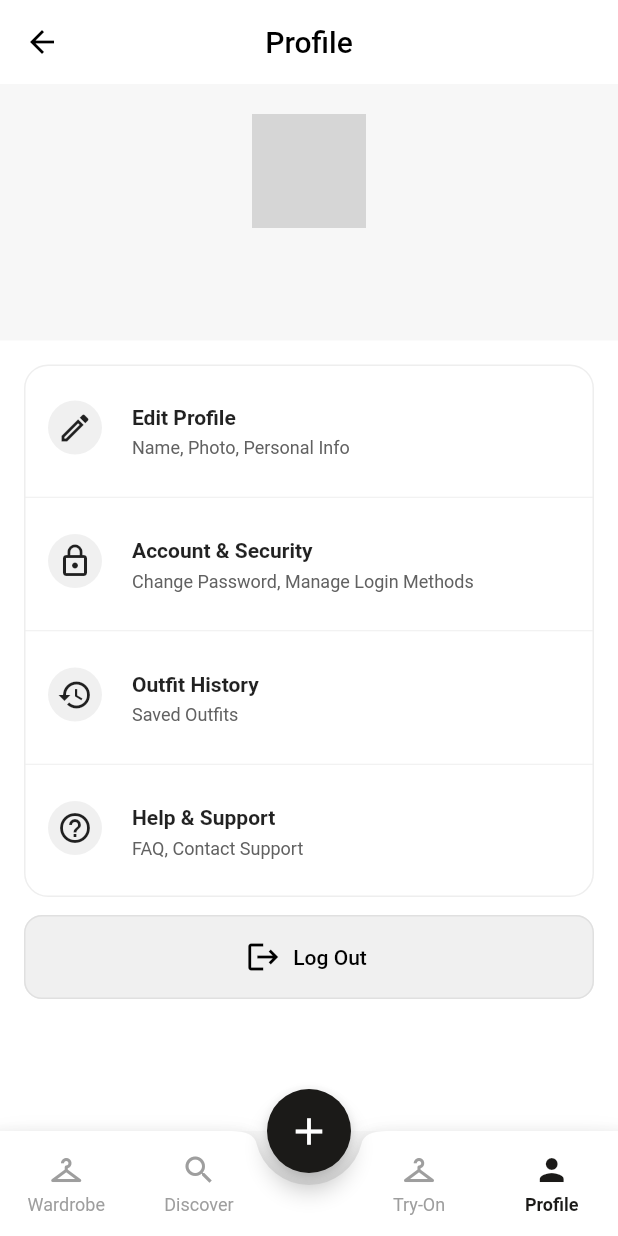
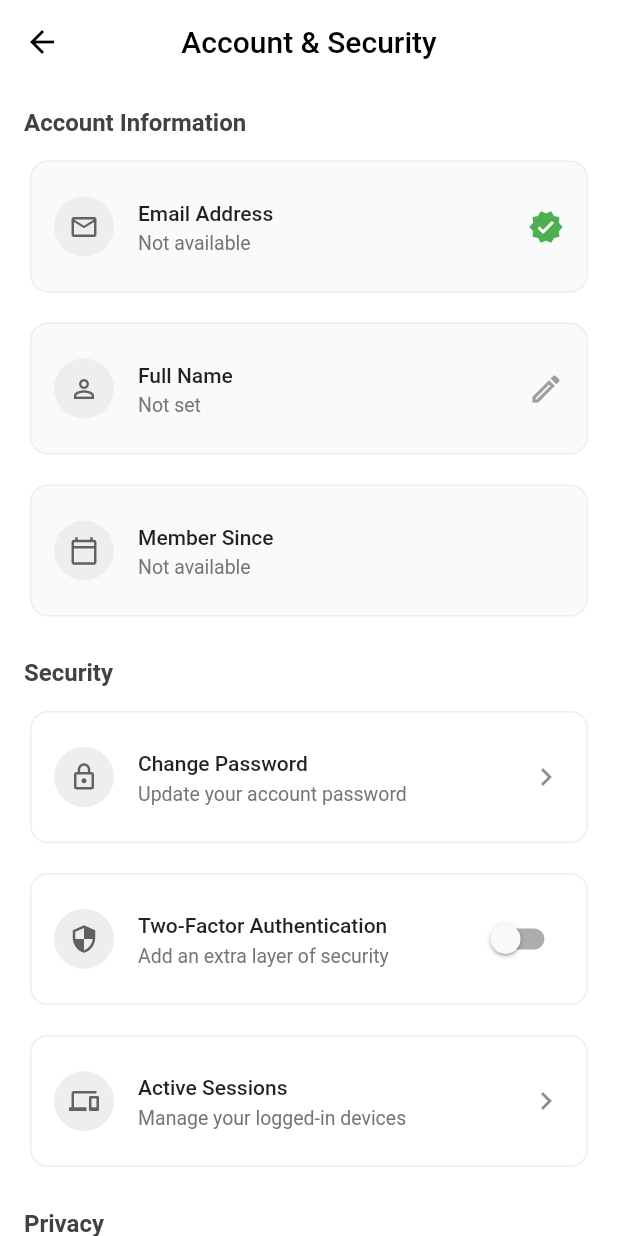
Before and after one commit to Alyan-Hanif/bonique_app, a Flutter app: the HomePage screen opened by its route, item 4 of the bottom bar chosen, after a tap on "Account & Security", on a phone screen of 412 x 824 dp. Run offline on Flutter 3.47's test engine with Material 3 defaults, Android fonts, the phone set to English and light mode, and no system bars; our stand-ins replace flutter_dotenv, flutter_riverpod, google_sign_in, image_picker, supabase_flutter; accounts and stored records are empty; grey boxes are pictures that could not be loaded.

Commit message:
updated env variable,splash page opavity and logo,profile page bug and state management, edit profile and account page logo updated

```diff
--- a/lib/core/config/env_config.dart
+++ b/lib/core/config/env_config.dart
@@ -11,8 +11,11 @@ class EnvConfig {
 
   // Google Services Configuration
   static String get googleProjectId => dotenv.env['GOOGLE_PROJECT_ID'] ?? '';
-  static String get googleProjectNumber => dotenv.env['GOOGLE_PROJECT_NUMBER'] ?? '';
+  static String get googleProjectNumber =>
+      dotenv.env['GOOGLE_PROJECT_NUMBER'] ?? '';
   static String get googleApiKey => dotenv.env['GOOGLE_API_KEY'] ?? '';
+  static String get googleOAuthClientId =>
+      dotenv.env['GOOGLE_OAUTH_CLIENT_ID'] ?? '';
 
   // App Configuration
   static String get appPackageName => dotenv.env['APP_PACKAGE_NAME'] ?? '';
@@ -26,6 +29,7 @@ class EnvConfig {
       googleProjectId,
       googleProjectNumber,
       googleApiKey,
+      googleOAuthClientId,
       appPackageName,
       appName,
     ];
--- a/lib/features/auth/repository/auth_repository.dart
+++ b/lib/features/auth/repository/auth_repository.dart
@@ -1,6 +1,7 @@
 import 'package:supabase_flutter/supabase_flutter.dart';
 import 'package:google_sign_in/google_sign_in.dart';
 import '../../../core/services/supabase_service.dart';
+import '../../../core/config/env_config.dart';
 import '../../../data/repositories/user_repository.dart';
 import '../../../data/models/user_model.dart';
 
@@ -9,9 +10,7 @@ class AuthRepository {
   final UserRepository _userRepository = UserRepository();
   final GoogleSignIn _googleSignIn = GoogleSignIn(
     scopes: ['email', 'profile'],
-    serverClientId:
-        "1051919162406-aubf0h6e99e6dpe9g2or9qh5jqjsvpel.apps.googleusercontent.com",
-    // Remove serverClientId to avoid configuration conflicts
+    serverClientId: EnvConfig.googleOAuthClientId,
   );
 
   // Sign in with email and password
--- /dev/null
+++ b/lib/features/home/view/account_security_page.dart
@@ -0,0 +1,482 @@
+import 'package:flutter/material.dart';
+import 'package:flutter_riverpod/flutter_riverpod.dart';
+import '../../auth/viewmodel/auth_viewmodel.dart';
+import '../../auth/repository/auth_repository.dart';
+
+class AccountSecurityPage extends ConsumerStatefulWidget {
+  const AccountSecurityPage({super.key});
+
+  static const route = '/account-security';
+
+  @override
+  ConsumerState<AccountSecurityPage> createState() =>
+      _AccountSecurityPageState();
+}
+
+class _AccountSecurityPageState extends ConsumerState<AccountSecurityPage> {
+  final _currentPasswordController = TextEditingController();
+  final _newPasswordController = TextEditingController();
+  final _confirmPasswordController = TextEditingController();
+
+  bool _isCurrentPasswordVisible = false;
+  bool _isNewPasswordVisible = false;
+  bool _isConfirmPasswordVisible = false;
+  bool _isChangingPassword = false;
+
+  @override
+  void dispose() {
+    _currentPasswordController.dispose();
+    _newPasswordController.dispose();
+    _confirmPasswordController.dispose();
+    super.dispose();
+  }
+
+  Future<void> _changePassword() async {
+    if (_newPasswordController.text != _confirmPasswordController.text) {
+      _showErrorDialog('Passwords do not match');
+      return;
+    }
+
+    if (_newPasswordController.text.length < 6) {
+      _showErrorDialog('Password must be at least 6 characters long');
+      return;
+    }
+
+    setState(() {
+      _isChangingPassword = true;
+    });
+
+    try {
+      final authRepository = ref.read(authRepositoryProvider);
+
+      // For now, we'll use the reset password functionality
+      // In a real app, you'd want to implement proper password change
+      await authRepository.resetPassword(
+        ref.read(authViewModelProvider.notifier).currentUser?.email ?? '',
+      );
+
+      if (mounted) {
+        _showSuccessDialog(
+          'Password reset email sent. Please check your inbox.',
+        );
+        _clearPasswordFields();
+      }
+    } catch (e) {
+      if (mounted) {
+        _showErrorDialog('Failed to change password: ${e.toString()}');
+      }
+    } finally {
+      if (mounted) {
+        setState(() {
+          _isChangingPassword = false;
+        });
+      }
+    }
+  }
+
+  void _clearPasswordFields() {
+    _currentPasswordController.clear();
+    _newPasswordController.clear();
+    _confirmPasswordController.clear();
+  }
+
+  void _showErrorDialog(String message) {
+    showDialog(
+      context: context,
+      builder: (context) => AlertDialog(
+        title: const Text('Error'),
+        content: Text(message),
+        actions: [
+          TextButton(
+            onPressed: () => Navigator.of(context).pop(),
+            child: const Text('OK'),
+          ),
+        ],
+      ),
+    );
+  }
+
+  void _showSuccessDialog(String message) {
+    showDialog(
+      context: context,
+      builder: (context) => AlertDialog(
+        title: const Text('Success'),
+        content: Text(message),
+        actions: [
+          TextButton(
+            onPressed: () => Navigator.of(context).pop(),
+            child: const Text('OK'),
+          ),
+        ],
+      ),
+    );
+  }
+
+  @override
+  Widget build(BuildContext context) {
+    final authState = ref.watch(authViewModelProvider);
+    final user = authState.isLoggedIn
+        ? ref.read(authViewModelProvider.notifier).currentUser
+        : null;
+
+    return Scaffold(
+      backgroundColor: Colors.white,
+      appBar: AppBar(
+        backgroundColor: Colors.white,
+        foregroundColor: Colors.black,
+        elevation: 0,
+        title: const Text('Account & Security'),
+        centerTitle: true,
+      ),
+      body: SingleChildScrollView(
+        padding: const EdgeInsets.all(16),
+        child: Column(
+          crossAxisAlignment: CrossAxisAlignment.stretch,
+          children: [
+            // Account Information Section
+            _buildSection(
+              title: 'Account Information',
+              children: [
+                _buildInfoCard(
+                  icon: Icons.email_outlined,
+                  title: 'Email Address',
+                  subtitle: user?.email ?? 'Not available',
+                  trailing: const Icon(Icons.verified, color: Colors.green),
+                ),
+                const SizedBox(height: 12),
+                _buildInfoCard(
+                  icon: Icons.person_outline,
+                  title: 'Full Name',
+                  subtitle: user?.userMetadata?['full_name'] ?? 'Not set',
+                  trailing: const Icon(Icons.edit_outlined, color: Colors.grey),
+                ),
+                const SizedBox(height: 12),
+                _buildInfoCard(
+                  icon: Icons.calendar_today_outlined,
+                  title: 'Member Since',
+                  subtitle: user?.createdAt != null
+                      ? _formatDate(user!.createdAt)
+                      : 'Not available',
+                  trailing: null,
+                ),
+              ],
+            ),
+
+            const SizedBox(height: 24),
+
+            // Security Section
+            _buildSection(
+              title: 'Security',
+              children: [
+                _buildSecurityCard(
+                  icon: Icons.lock_outline,
+                  title: 'Change Password',
+                  subtitle: 'Update your account password',
+                  onTap: _showChangePasswordDialog,
+                ),
+                const SizedBox(height: 12),
+                _buildSecurityCard(
+                  icon: Icons.security_outlined,
+                  title: 'Two-Factor Authentication',
+                  subtitle: 'Add an extra layer of security',
+                  trailing: Switch(
+                    value: false, // This would be connected to actual 2FA state
+                    onChanged: (value) {
+                      // Implement 2FA toggle
+                      _showComingSoonDialog('Two-Factor Authentication');
+                    },
+                  ),
+                ),
+                const SizedBox(height: 12),
+                _buildSecurityCard(
+                  icon: Icons.devices_outlined,
+                  title: 'Active Sessions',
+                  subtitle: 'Manage your logged-in devices',
+                  onTap: () => _showComingSoonDialog('Active Sessions'),
+                ),
+              ],
+            ),
+
+            const SizedBox(height: 24),
+
+            // Privacy Section
+            _buildSection(
+              title: 'Privacy',
+              children: [
+                _buildSecurityCard(
+                  icon: Icons.privacy_tip_outlined,
+                  title: 'Privacy Settings',
+                  subtitle: 'Control your data and privacy',
+                  onTap: () => _showComingSoonDialog('Privacy Settings'),
+                ),
+                const SizedBox(height: 12),
+                _buildSecurityCard(
+                  icon: Icons.delete_outline,
+                  title: 'Delete Account',
+                  subtitle: 'Permanently delete your account',
+                  onTap: _showDeleteAccountDialog,
+                  isDestructive: true,
+                ),
+              ],
+            ),
+
+            const SizedBox(height: 32),
+          ],
+        ),
+      ),
+    );
+  }
+
+  Widget _buildSection({
+    required String title,
+    required List<Widget> children,
+  }) {
+    return Column(
+      crossAxisAlignment: CrossAxisAlignment.start,
+      children: [
+        Text(
+          title,
+          style: Theme.of(context).textTheme.titleMedium?.copyWith(
+            fontWeight: FontWeight.w600,
+            color: Colors.grey[800],
+          ),
+        ),
+        const SizedBox(height: 12),
+        ...children,
+      ],
+    );
+  }
+
+  Widget _buildInfoCard({
+    required IconData icon,
+    required String title,
+    required String subtitle,
+    Widget? trailing,
+  }) {
+    return Card(
+      elevation: 0,
+      color: Colors.grey[50],
+      shape: RoundedRectangleBorder(
+        borderRadius: BorderRadius.circular(12),
+        side: BorderSide(color: Colors.grey[200]!),
+      ),
+      child: ListTile(
+        contentPadding: const EdgeInsets.symmetric(horizontal: 16, vertical: 8),
+        leading: CircleAvatar(
+          radius: 20,
+          backgroundColor: Colors.grey[200],
+          child: Icon(icon, color: Colors.grey[700], size: 20),
+        ),
+        title: Text(
+          title,
+          style: const TextStyle(fontWeight: FontWeight.w500, fontSize: 14),
+        ),
+        subtitle: Text(
+          subtitle,
+          style: TextStyle(color: Colors.grey[600], fontSize: 13),
+        ),
+        trailing: trailing,
+      ),
+    );
+  }
+
+  Widget _buildSecurityCard({
+    required IconData icon,
+    required String title,
+    required String subtitle,
+    VoidCallback? onTap,
+    Widget? trailing,
+    bool isDestructive = false,
+  }) {
+    return Card(
+      elevation: 0,
+      color: Colors.white,
+      shape: RoundedRectangleBorder(
+        borderRadius: BorderRadius.circular(12),
+        side: BorderSide(color: Colors.grey[200]!),
+      ),
+      child: ListTile(
+        contentPadding: const EdgeInsets.symmetric(horizontal: 16, vertical: 8),
+        leading: CircleAvatar(
+          radius: 20,
+          backgroundColor: isDestructive ? Colors.red[50] : Colors.grey[200],
+          child: Icon(
+            icon,
+            color: isDestructive ? Colors.red[600] : Colors.grey[700],
+            size: 20,
+          ),
+        ),
+        title: Text(
+          title,
+          style: TextStyle(
+            fontWeight: FontWeight.w500,
+            fontSize: 14,
+            color: isDestructive ? Colors.red[600] : null,
+          ),
+        ),
+        subtitle: Text(
+          subtitle,
+          style: TextStyle(color: Colors.grey[600], fontSize: 13),
+        ),
+        trailing:
+            trailing ??
+            (onTap != null ? const Icon(Icons.chevron_right) : null),
+        onTap: onTap,
+      ),
+    );
+  }
+
+  void _showChangePasswordDialog() {
+    showDialog(
+      context: context,
+      builder: (context) => AlertDialog(
+        title: const Text('Change Password'),
+        content: SizedBox(
+          width: double.maxFinite,
+          child: Column(
+            mainAxisSize: MainAxisSize.min,
+            children: [
+              TextField(
+                controller: _currentPasswordController,
+                obscureText: !_isCurrentPasswordVisible,
+                decoration: InputDecoration(
+                  labelText: 'Current Password',
+                  border: const OutlineInputBorder(),
+                  suffixIcon: IconButton(
+                    icon: Icon(
+                      _isCurrentPasswordVisible
+                          ? Icons.visibility_off
+                          : Icons.visibility,
+                    ),
+                    onPressed: () {
+                      setState(() {
+                        _isCurrentPasswordVisible = !_isCurrentPasswordVisible;
+                      });
+                    },
+                  ),
+                ),
+              ),
+              const SizedBox(height: 16),
+              TextField(
+                controller: _newPasswordController,
+                obscureText: !_isNewPasswordVisible,
+                decoration: InputDecoration(
+                  labelText: 'New Password',
+                  border: const OutlineInputBorder(),
+                  suffixIcon: IconButton(
+                    icon: Icon(
+                      _isNewPasswordVisible
+                          ? Icons.visibility_off
+                          : Icons.visibility,
+                    ),
+                    onPressed: () {
+                      setState(() {
+                        _isNewPasswordVisible = !_isNewPasswordVisible;
+                      });
+                    },
+                  ),
+                ),
+              ),
+              const SizedBox(height: 16),
+              TextField(
+                controller: _confirmPasswordController,
+                obscureText: !_isConfirmPasswordVisible,
+                decoration: InputDecoration(
+                  labelText: 'Confirm New Password',
+                  border: const OutlineInputBorder(),
+                  suffixIcon: IconButton(
+                    icon: Icon(
+                      _isConfirmPasswordVisible
+                          ? Icons.visibility_off
+                          : Icons.visibility,
+                    ),
+                    onPressed: () {
+                      setState(() {
+                        _isConfirmPasswordVisible = !_isConfirmPasswordVisible;
+                      });
+                    },
+                  ),
+                ),
+              ),
+            ],
+          ),
+        ),
+        actions: [
+          TextButton(
+            onPressed: () {
+              Navigator.of(context).pop();
+              _clearPasswordFields();
+            },
+            child: const Text('Cancel'),
+          ),
+          ElevatedButton(
+            onPressed: _isChangingPassword
+                ? null
+                : () {
+                    Navigator.of(context).pop();
+                    _changePassword();
+                  },
+            child: _isChangingPassword
+                ? const SizedBox(
+                    width: 16,
+                    height: 16,
+                    child: CircularProgressIndicator(strokeWidth: 2),
+                  )
+                : const Text('Change Password'),
+          ),
+        ],
+      ),
+    );
+  }
+
+  void _showDeleteAccountDialog() {
+    showDialog(
+      context: context,
+      builder: (context) => AlertDialog(
+        title: const Text('Delete Account'),
+        content: const Text(
+          'Are you sure you want to delete your account? This action cannot be undone and all your data will be permanently removed.',
+        ),
+        actions: [
+          TextButton(
+            onPressed: () => Navigator.of(context).pop(),
+            child: const Text('Cancel'),
+          ),
+          TextButton(
+            onPressed: () {
+              Navigator.of(context).pop();
+              _showComingSoonDialog('Account Deletion');
+            },
+            style: TextButton.styleFrom(foregroundColor: Colors.red),
+            child: const Text('Delete Account'),
+          ),
+        ],
+      ),
+    );
+  }
+
+  void _showComingSoonDialog(String feature) {
+    showDialog(
+      context: context,
+      builder: (context) => AlertDialog(
+        title: const Text('Coming Soon'),
+        content: Text('$feature feature is coming soon!'),
+        actions: [
+          TextButton(
+            onPressed: () => Navigator.of(context).pop(),
+            child: const Text('OK'),
+          ),
+        ],
+      ),
+    );
+  }
+
+  String _formatDate(String dateString) {
+    try {
+      final date = DateTime.parse(dateString);
+      return '${date.day}/${date.month}/${date.year}';
+    } catch (e) {
+      return 'Invalid date';
+    }
+  }
+}
--- a/lib/features/home/view/discovery_page.dart
+++ b/lib/features/home/view/discovery_page.dart
@@ -31,6 +31,7 @@ class _DiscoveryPageState extends ConsumerState<DiscoveryPage> {
       backgroundColor: Colors.white,
       body: SafeArea(
         child: Column(
+          mainAxisAlignment: MainAxisAlignment.center,
           children: [
             // Custom title bar with updated styling
             Container(
--- a/lib/features/home/view/edit_profile_page.dart
+++ b/lib/features/home/view/edit_profile_page.dart
@@ -166,6 +166,11 @@ class _EditProfilePageState extends ConsumerState<EditProfilePage> {
         print('❌ Database update error: $dbError');
         throw Exception('Failed to update users table: $dbError');
       }
+
+      // Refresh the user model in Riverpod state
+      print('🔄 Refreshing user model in Riverpod...');
+      await ref.read(authViewModelProvider.notifier).refreshUserModel();
+      print('✅ Riverpod state refreshed');
 
       if (mounted) {
         print('✅ Profile update completed successfully');
--- a/lib/features/home/view/home_page.dart
+++ b/lib/features/home/view/home_page.dart
@@ -49,8 +49,8 @@ class _HomePageState extends ConsumerState<HomePage> {
         // Add try-on data provider refresh if needed
         break;
       case 3: // Profile
-        // Refresh auth state to get latest user data
-        ref.refresh(authViewModelProvider);
+        // Don't refresh auth state - it can cause navigation issues
+        // The profile page will get the current auth state automatically
         break;
       case 4: // Results
         ref.refresh(resultsDataProvider);
--- a/lib/features/home/view/profile_page.dart
+++ b/lib/features/home/view/profile_page.dart
@@ -1,6 +1,6 @@
 import 'package:bonique/features/auth/view/account_page.dart';
 import 'package:bonique/features/home/view/edit_profile_page.dart';
-// import 'package:bonique/features/home/view/account_security_page.dart';
+import 'package:bonique/features/home/view/account_security_page.dart';
 // import 'package:bonique/features/home/view/outfit_history_page.dart';
 import 'package:bonique/features/home/view/help_support_page.dart';
 import 'package:flutter/material.dart';
@@ -61,10 +61,12 @@ class ProfilePage extends ConsumerWidget {
                         radius: 38,
                         backgroundColor: Colors.grey.shade300,
                         backgroundImage:
-                            user?.userMetadata?['avatar_url'] != null
-                            ? NetworkImage(user!.userMetadata!['avatar_url'])
+                            authState.currentUserModel?.avatarUrl != null
+                            ? NetworkImage(
+                                authState.currentUserModel!.avatarUrl!,
+                              )
                             : null,
-                        child: user?.userMetadata?['avatar_url'] == null
+                        child: authState.currentUserModel?.avatarUrl == null
                             ? const Icon(
                                 Icons.person,
                                 color: Colors.white,
@@ -107,7 +109,12 @@ class ProfilePage extends ConsumerWidget {
                       icon: Icons.lock_outline,
                       title: 'Account & Security',
                       subtitle: 'Change Password, Manage Login Methods',
-                      onTap: () => {},
+                      onTap: () => Navigator.push(
+                        context,
+                        MaterialPageRoute(
+                          builder: (context) => const AccountSecurityPage(),
+                        ),
+                      ),
                     ),
                     _SettingsItem(
                       icon: Icons.history,
@@ -119,7 +126,12 @@ class ProfilePage extends ConsumerWidget {
                       icon: Icons.help_outline,
                       title: 'Help & Support',
                       subtitle: 'FAQ, Contact Support',
-                      onTap: () => {},
+                      onTap: () => Navigator.push(
+                        context,
+                        MaterialPageRoute(
+                          builder: (context) => const HelpSupportPage(),
+                        ),
+                      ),
                     ),
                   ],
                 ),
--- a/pubspec.yaml
+++ b/pubspec.yaml
@@ -65,6 +65,7 @@ flutter:
   # To add assets to your application, add an assets section, like this:
   assets:
     - assets/images/
+    - assets/images/bonique/
     - .env
 
   # An image asset can refer to one or more resolution-specific "variants", see
```
Also changed, not shown: lib/features/auth/view/account_page.dart (+5 -12 lines), lib/features/splash/view/splash_page.dart (+39 -33 lines), assets/images/bonique/bonique - Copy-01.png (added), assets/images/bonique/bonique - Copy-02.png (added), assets/images/bonique/bonique - Copy-03.png (added), assets/images/bonique/bonique - Copy-04.png (added), assets/images/bonique/bonique - Copy-05.png (added), assets/images/bonique/bonique - Copy-06.png (added), assets/images/bonique/bonique - Copy-07.png (added), assets/images/bonique/bonique - Copy-08.png (added), 1 other file.
